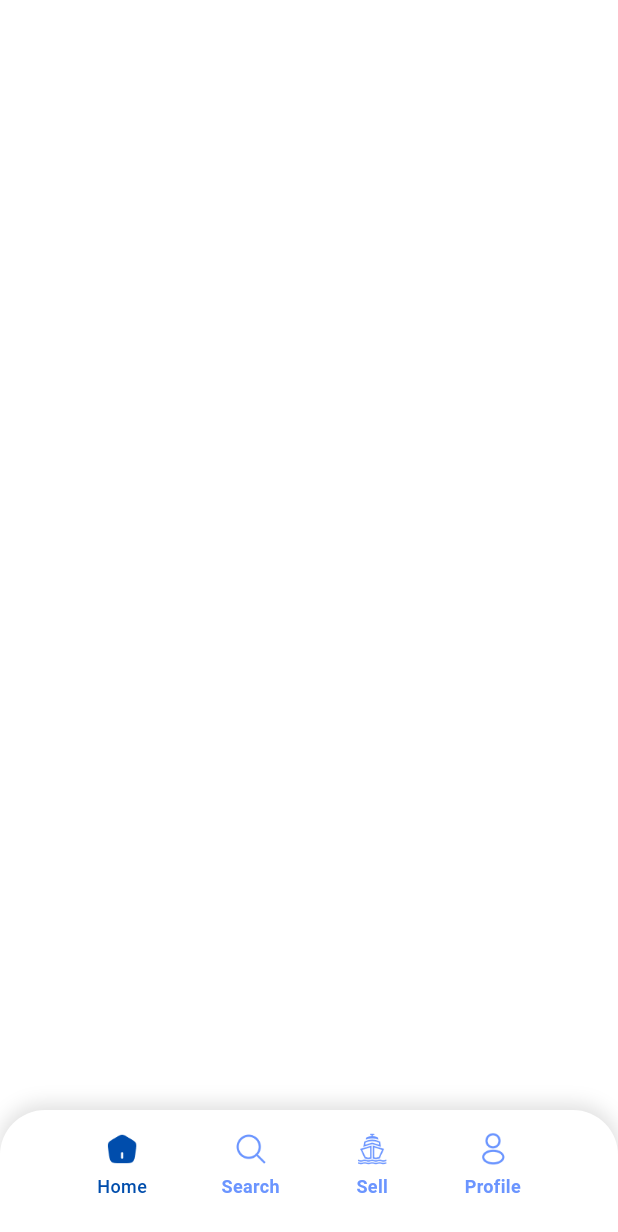
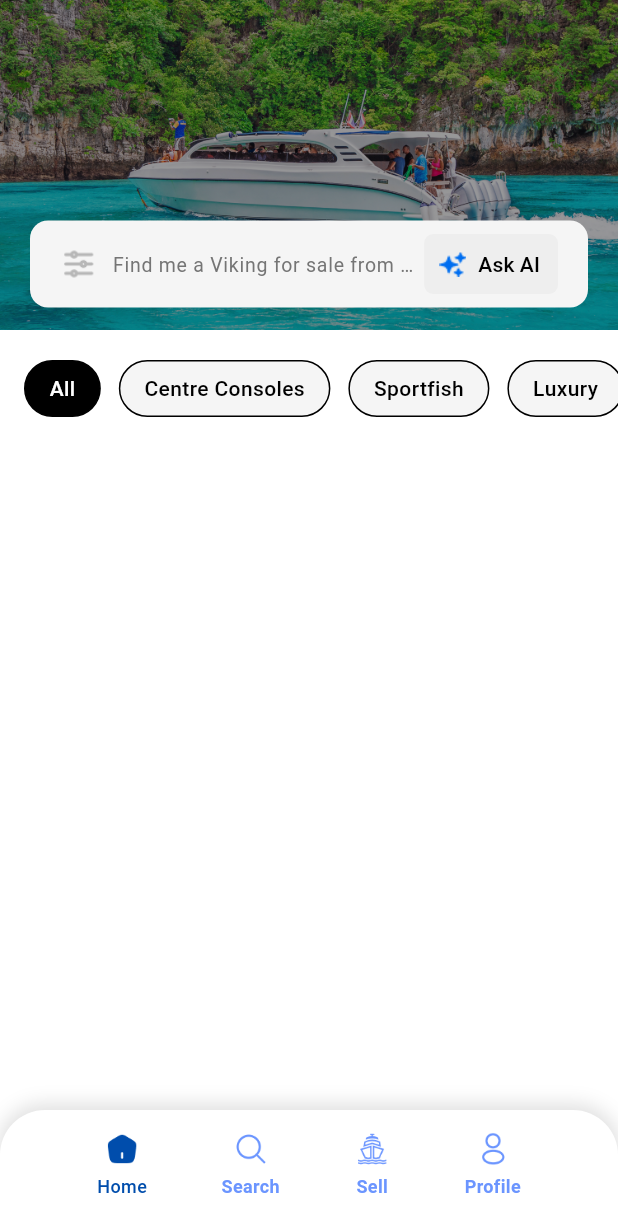
Before and after one commit to Dev-Ninjas-Backup/diaz1234567890, a Flutter app: the screen it shows after launch, on a phone screen of 412 x 824 dp. Shown: the top 1232 px of the screen. Run offline on Flutter 3.47's test engine with Material 3 defaults, Android fonts, the phone set to English and light mode, and no system bars; our stand-ins replace flutter_easyloading, flutter_screenutil, get, google_fonts.

Commit message:
-homepage -searchbar -tabview

```diff
--- a/lib/core/utils/constants/iconpath.dart
+++ b/lib/core/utils/constants/iconpath.dart
@@ -8,4 +8,6 @@ class Iconpath {
   static const String inactiveSellYacht = 'assets/icons/inactiveSellYacht.png';
   static const String activeProfile = 'assets/icons/activeProfile.png';
   static const String inactiveProfile = 'assets/icons/inactiveProfile.png';
+  static const String askAi = 'assets/icons/askai_icon.png';
+  static const String customTune = 'assets/icons/customTune.png';
 }
--- a/lib/core/utils/constants/imagepath.dart
+++ b/lib/core/utils/constants/imagepath.dart
@@ -1,3 +1,4 @@
 class Imagepath {
   Imagepath();
+  static const String homeBoat = 'assets/images/homeSpeedBoat.png';
 }
--- a/lib/features/bottom_navbar/screen/bottom_navbar_screen.dart
+++ b/lib/features/bottom_navbar/screen/bottom_navbar_screen.dart
@@ -1,5 +1,6 @@
 import 'package:diaz1234567890/core/utils/constants/iconpath.dart';
 import 'package:diaz1234567890/features/bottom_navbar/controller/bottom_navbar_controller.dart';
+import 'package:diaz1234567890/features/homepage/screen/home.dart';
 import 'package:flutter/material.dart';
 import 'package:get/get.dart';
 
@@ -9,12 +10,7 @@ class BottomNavbarScreen extends StatelessWidget {
   final BottomNavbarController controller = Get.put(BottomNavbarController());
 
   final List<Widget> screens = [
-    Center(
-      child: Text(
-        'Home Screen',
-        style: TextStyle(color: Colors.white, fontSize: 24),
-      ),
-    ),
+    YachtHomePage(),
     Center(
       child: Text(
         'Search Screen',
--- /dev/null
+++ b/lib/features/homepage/controller/home_controller.dart
@@ -0,0 +1,11 @@
+import 'package:get/get.dart';
+
+class YachtController extends GetxController {
+  var selectedTab = 0.obs;
+
+  List<String> tabs = ["All", "Centre Consoles", "Sportfish", "Luxury"];
+
+  void changeTab(int index) {
+    selectedTab.value = index;
+  }
+}
--- /dev/null
+++ b/lib/features/homepage/screen/home.dart
@@ -0,0 +1,149 @@
+import 'package:diaz1234567890/core/utils/constants/imagepath.dart';
+import 'package:flutter/material.dart';
+import 'package:get/get.dart';
+import 'package:diaz1234567890/core/utils/constants/iconpath.dart';
+
+import '../controller/home_controller.dart'; // 👈 import IconPath
+
+class YachtHomePage extends StatelessWidget {
+  final YachtController controller = Get.put(YachtController());
+
+  @override
+  Widget build(BuildContext context) {
+    return Scaffold(
+      backgroundColor: Colors.white,
+      body: SafeArea(
+        child: SingleChildScrollView(
+          child: Column(
+            children: [
+              // Top Image Banner
+              Stack(
+                children: [
+                  Container(
+                    height: 220,
+                    width: double.infinity,
+                    child: Image.asset(Imagepath.homeBoat, fit: BoxFit.cover),
+                  ),
+                  Positioned(
+                    bottom: 15,
+                    left: 20,
+                    right: 20,
+                    child: Container(
+                      padding: EdgeInsets.symmetric(
+                        horizontal: 20,
+                        vertical: 5,
+                      ),
+                      decoration: BoxDecoration(
+                        color: Colors.grey[100],
+                        borderRadius: BorderRadius.circular(12),
+                      ),
+                      child: Row(
+                        children: [
+                          Image.asset(
+                            Iconpath.customTune,
+                            width: 25,
+                            height: 25,
+                          ),
+                          SizedBox(width: 10),
+                          Expanded(
+                            child: TextField(
+                              decoration: InputDecoration(
+                                border: InputBorder.none,
+                                hintText:
+                                    "Find me a Viking for sale from 2005 to 2008",
+                                hintStyle: TextStyle(
+                                  color: Colors.grey[600],
+                                  fontSize: 13,
+                                ),
+                              ),
+                            ),
+                          ),
+                          TextButton(
+                            onPressed: () {},
+                            style: TextButton.styleFrom(
+                              padding: EdgeInsets.symmetric(
+                                horizontal: 10,
+                                vertical: 8,
+                              ),
+                              backgroundColor: Colors.grey[200],
+                              shape: RoundedRectangleBorder(
+                                borderRadius: BorderRadius.circular(6),
+                              ),
+                              foregroundColor: Colors.black,
+                              elevation: 0, // 👈 no shadow
+                            ),
+                            child: Row(
+                              children: [
+                                Image.asset(
+                                  Iconpath.askAi,
+                                  width: 18,
+                                  height: 18,
+                                ),
+                                SizedBox(width: 6),
+                                Padding(
+                                  padding: const EdgeInsets.symmetric(
+                                    horizontal: 2,
+                                  ),
+                                  child: Text(
+                                    "Ask AI",
+                                    style: TextStyle(
+                                      color: Colors.black,
+                                      fontWeight: FontWeight.w500,
+                                    ),
+                                  ),
+                                ),
+                              ],
+                            ),
+                          ),
+                        ],
+                      ),
+                    ),
+                  ),
+                ],
+              ),
+
+              SizedBox(height: 20),
+
+              // Tab View (Categories)
+              Obx(
+                () => SingleChildScrollView(
+                  scrollDirection: Axis.horizontal,
+                  padding: EdgeInsets.symmetric(horizontal: 16),
+                  child: Row(
+                    children: List.generate(controller.tabs.length, (index) {
+                      bool isSelected = controller.selectedTab.value == index;
+                      return GestureDetector(
+                        onTap: () => controller.changeTab(index),
+                        child: Container(
+                          margin: EdgeInsets.only(right: 12),
+                          padding: EdgeInsets.symmetric(
+                            horizontal: 16,
+                            vertical: 8,
+                          ),
+                          decoration: BoxDecoration(
+                            color: isSelected ? Colors.black : Colors.grey[100],
+                            border: Border.all(
+                              color: Colors.black,
+                            ), // 👈 always black border
+                            borderRadius: BorderRadius.circular(20),
+                          ),
+                          child: Text(
+                            controller.tabs[index],
+                            style: TextStyle(
+                              color: isSelected ? Colors.white : Colors.black,
+                              fontWeight: FontWeight.w500,
+                            ),
+                          ),
+                        ),
+                      );
+                    }),
+                  ),
+                ),
+              ),
+            ],
+          ),
+        ),
+      ),
+    );
+  }
+}
```
Also changed, not shown: assets/icons/askai_icon.png (added), assets/icons/customTune.png (added), assets/images/homeSpeedBoat.png (added).
